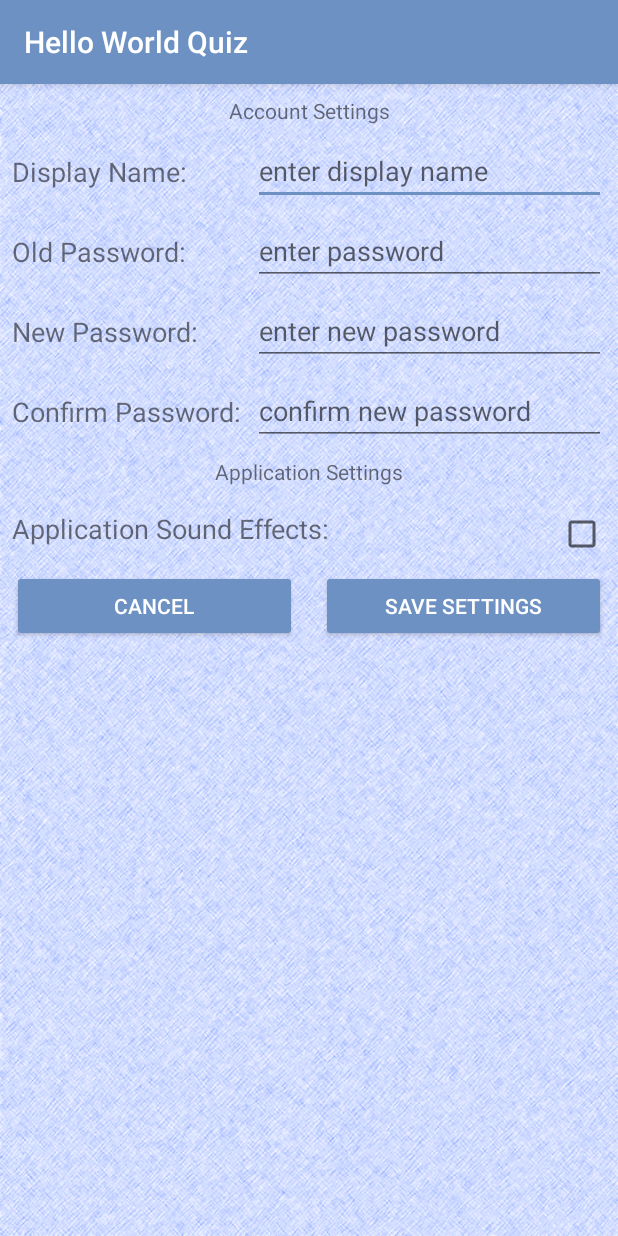
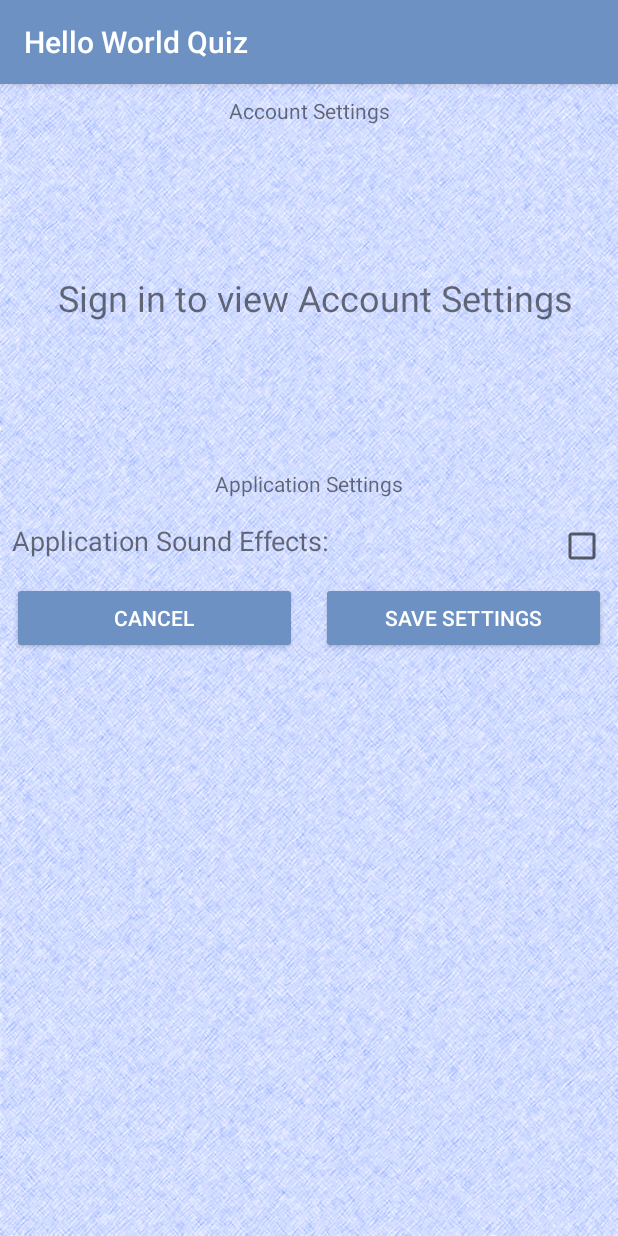
Before and after one commit to connorlof/HelloWorldQuiz, an Android app: the screen it shows after launch (OptionsActivity), in the options menu, after a tap on "Options", on a phone screen of 412 x 824 dp. Run offline under Robolectric (Android 15) with nearby library versions, the phone set to English and light mode, and no system bars; our stand-ins replace Firebase (no records; nobody signed in at launch, a user with empty details on screens opened directly).

```diff
--- a/app/src/main/java/com/loftydevelopment/helloworldquiz/MainActivity.kt
+++ b/app/src/main/java/com/loftydevelopment/helloworldquiz/MainActivity.kt
@@ -1,8 +1,8 @@
 package com.loftydevelopment.helloworldquiz
 
 import android.content.Intent
+import android.os.Bundle
 import android.support.v7.app.AppCompatActivity
-import android.os.Bundle
 import android.view.Menu
 import android.view.MenuInflater
 import android.view.MenuItem
@@ -25,6 +25,8 @@ class MainActivity : AppCompatActivity() {
 
     override fun onStart() {
         super.onStart()
+
+        invalidateOptionsMenu()
 
         if(mAuth!!.currentUser != null){
             tvLoginStatus.text = "Logged In: Yes"
@@ -53,6 +55,21 @@ class MainActivity : AppCompatActivity() {
         var inflater: MenuInflater = menuInflater
         inflater.inflate(R.menu.user_menu, menu)
 
+        var menuItemLogin: MenuItem = menu!!.findItem(R.id.menuLogin)
+        var menuItemLogout: MenuItem = menu.findItem(R.id.menuLogout)
+        var menuItemSignUp: MenuItem = menu.findItem(R.id.menuSignUp)
+
+        if(mAuth!!.currentUser != null){
+            menuItemLogin.isVisible = false
+            menuItemSignUp.isVisible = false
+            menuItemLogout.isVisible = true
+        }else{
+            menuItemLogin.isVisible = true
+            menuItemSignUp.isVisible = true
+            menuItemLogout.isVisible = false
+        }
+
+
         return true
     }
 
--- a/app/src/main/java/com/loftydevelopment/helloworldquiz/OptionsActivity.kt
+++ b/app/src/main/java/com/loftydevelopment/helloworldquiz/OptionsActivity.kt
@@ -3,19 +3,27 @@ package com.loftydevelopment.helloworldquiz
 import android.content.Intent
 import android.os.Bundle
 import android.preference.PreferenceManager
+import android.support.constraint.ConstraintLayout
 import android.support.v7.app.AppCompatActivity
 import android.view.View
 import android.widget.CheckBox
+import android.widget.TextView
+import com.google.firebase.auth.FirebaseAuth
 
 class OptionsActivity : AppCompatActivity() {
 
+    private var mAuth: FirebaseAuth? = null
+
     override fun onCreate(savedInstanceState: Bundle?) {
         super.onCreate(savedInstanceState)
-        setContentView(R.layout.activity_options)
+        setContentView(R.layout.new_activity_otions)
 
+        mAuth = FirebaseAuth.getInstance()
         val soundCheck = findViewById<CheckBox>(R.id.cbSound)
         val sharedPref = PreferenceManager.getDefaultSharedPreferences(this)
         val editor = sharedPref.edit()
+        val accountylyt = findViewById<ConstraintLayout>(R.id.accountlyt)
+        val tvSingIn = findViewById<TextView>(R.id.tvSignIn)
 
         soundCheck.isChecked = sharedPref.contains("checked") && sharedPref.getBoolean("checked", false)
 
@@ -28,6 +36,14 @@ class OptionsActivity : AppCompatActivity() {
                 editor.commit()
             }
         }
+
+        if(mAuth!!.currentUser != null) {
+            accountylyt.visibility = View.VISIBLE
+            tvSingIn.visibility = View.INVISIBLE
+        }else{
+            accountylyt.visibility = View.INVISIBLE
+            tvSingIn.visibility = View.VISIBLE
+        }
     }
 
     fun saveListener(view: View){
@@ -35,6 +51,7 @@ class OptionsActivity : AppCompatActivity() {
         //TODO save account setting in database
 
         //TODO save application settings in shared pref
+
 
         finish()
         startActivity(Intent(this, MainActivity::class.java))
--- /dev/null
+++ b/app/src/main/res/layout/new_activity_otions.xml
@@ -0,0 +1,169 @@
+<?xml version="1.0" encoding="utf-8"?>
+<android.support.constraint.ConstraintLayout
+        xmlns:android="http://schemas.android.com/apk/res/android"
+        xmlns:tools="http://schemas.android.com/tools"
+        xmlns:app="http://schemas.android.com/apk/res-auto"
+        android:layout_width="match_parent"
+        android:layout_height="match_parent"
+        tools:context=".OptionsActivity" android:background="@drawable/background_light_blue">
+
+    <TextView
+            android:text="Account Settings"
+            android:layout_width="wrap_content"
+            android:layout_height="wrap_content"
+            app:layout_constraintStart_toStartOf="parent"
+            android:id="@+id/tvAccountSet" android:layout_marginTop="8dp" app:layout_constraintTop_toTopOf="parent"
+            android:layout_marginStart="8dp" app:layout_constraintEnd_toEndOf="parent" android:layout_marginEnd="8dp"/>
+
+    <TextView
+            android:text="Sign in to view Account Settings"
+            android:layout_width="wrap_content"
+            android:layout_height="wrap_content"
+            android:id="@+id/tvSignIn" android:layout_marginTop="8dp"
+            app:layout_constraintTop_toBottomOf="@+id/tvAccountSet" android:layout_marginBottom="8dp"
+            app:layout_constraintBottom_toTopOf="@+id/tvAppSet" app:layout_constraintEnd_toEndOf="@+id/accountlyt"
+            app:layout_constraintStart_toStartOf="@+id/accountlyt" android:layout_marginStart="8dp"
+            android:textSize="24sp" android:visibility="visible"/>
+    <android.support.constraint.ConstraintLayout android:layout_width="match_parent"
+                                                 android:layout_height="wrap_content"
+                                                 app:layout_constraintStart_toStartOf="parent"
+                                                 android:id="@+id/accountlyt"
+                                                 android:layout_marginTop="8dp"
+                                                 app:layout_constraintTop_toBottomOf="@+id/tvAccountSet"
+                                                 android:visibility="invisible">
+
+        <TextView
+                android:text="Display Name:"
+                android:layout_width="wrap_content"
+                android:layout_height="wrap_content"
+                android:id="@+id/tvDisplayName" app:layout_constraintStart_toStartOf="parent"
+                android:layout_marginStart="8dp"
+                app:layout_constraintTop_toTopOf="@+id/etDisplayName"
+                android:textSize="18sp" app:layout_constraintBottom_toBottomOf="@+id/etDisplayName"/>
+
+        <EditText
+                android:layout_width="0dp"
+                android:layout_height="wrap_content"
+                android:inputType="textPersonName"
+                android:ems="10"
+                app:layout_constraintEnd_toEndOf="parent" android:id="@+id/etDisplayName"
+                android:hint="enter display name"
+                android:layout_marginEnd="8dp"
+                app:layout_constraintStart_toEndOf="@+id/tvNewPw2" android:layout_marginStart="8dp"
+                app:layout_constraintTop_toTopOf="parent" android:layout_marginTop="8dp"/>
+
+        <TextView
+                android:text="Old Password:"
+                android:layout_width="wrap_content"
+                android:layout_height="wrap_content"
+                android:id="@+id/tvOldPw"
+                app:layout_constraintTop_toTopOf="@+id/etOldPw" app:layout_constraintBottom_toBottomOf="@+id/etOldPw"
+                app:layout_constraintStart_toStartOf="parent"
+                android:layout_marginStart="8dp" android:textSize="18sp"/>
+
+        <EditText
+                android:layout_width="0dp"
+                android:layout_height="wrap_content"
+                android:ems="10"
+                android:layout_marginTop="8dp" app:layout_constraintTop_toBottomOf="@+id/etDisplayName"
+                app:layout_constraintEnd_toEndOf="parent" android:layout_marginEnd="8dp" android:id="@+id/etOldPw"
+                android:hint="enter password" app:layout_constraintStart_toEndOf="@+id/tvNewPw2"
+                android:layout_marginStart="8dp" android:inputType="textPassword"/>
+
+        <TextView
+                android:text="New Password:"
+                android:layout_width="wrap_content"
+                android:layout_height="wrap_content"
+                android:id="@+id/tvNewPw"
+                android:textSize="18sp" app:layout_constraintTop_toTopOf="@+id/etNewPw"
+                app:layout_constraintBottom_toBottomOf="@+id/etNewPw" app:layout_constraintStart_toStartOf="parent"
+                android:layout_marginStart="8dp"/>
+
+        <EditText
+                android:layout_width="0dp"
+                android:layout_height="wrap_content"
+                android:ems="10"
+                android:id="@+id/etNewPw"
+                android:hint="enter new password" android:layout_marginTop="8dp"
+                app:layout_constraintTop_toBottomOf="@+id/etOldPw" android:layout_marginEnd="8dp"
+                app:layout_constraintEnd_toEndOf="parent"
+                app:layout_constraintStart_toEndOf="@+id/tvNewPw2" android:layout_marginStart="8dp"
+                android:inputType="textPassword"/>
+
+        <TextView
+                android:text="Confirm Password:"
+                android:layout_width="wrap_content"
+                android:layout_height="wrap_content"
+                android:id="@+id/tvNewPw2"
+                android:textSize="18sp" app:layout_constraintTop_toTopOf="@+id/etNewPw2"
+                app:layout_constraintBottom_toBottomOf="@+id/etNewPw2" app:layout_constraintStart_toStartOf="parent"
+                android:layout_marginStart="8dp"/>
+
+        <EditText
+                android:layout_width="0dp"
+                android:layout_height="45dp"
+                android:ems="10"
+                android:id="@+id/etNewPw2"
+                android:hint="confirm new password" android:layout_marginTop="8dp"
+                app:layout_constraintTop_toBottomOf="@+id/etNewPw" android:layout_marginEnd="8dp"
+                app:layout_constraintEnd_toEndOf="parent" app:layout_constraintStart_toEndOf="@+id/tvNewPw2"
+                android:layout_marginStart="8dp" android:inputType="textPassword"/>
+
+
+    </android.support.constraint.ConstraintLayout>
+
+
+
+    <TextView
+            android:text="Application Settings"
+            android:layout_width="wrap_content"
+            android:layout_height="27dp"
+            android:id="@+id/tvAppSet"
+            app:layout_constraintEnd_toEndOf="parent" android:layout_marginEnd="8dp"
+            app:layout_constraintStart_toStartOf="parent" android:layout_marginStart="8dp"
+            android:layout_marginTop="8dp" app:layout_constraintTop_toBottomOf="@+id/accountlyt"/>
+
+    <TextView
+            android:text="Application Sound Effects:"
+            android:layout_width="wrap_content"
+            android:layout_height="wrap_content"
+            android:id="@+id/tvSound" android:layout_marginTop="8dp"
+            app:layout_constraintTop_toBottomOf="@+id/tvAppSet" android:textSize="18sp"
+            android:layout_marginStart="8dp" app:layout_constraintStart_toStartOf="parent"/>
+
+    <CheckBox
+            android:layout_width="wrap_content"
+            android:layout_height="wrap_content"
+            android:id="@+id/cbSound" android:layout_marginTop="8dp"
+            app:layout_constraintTop_toBottomOf="@+id/tvAppSet"
+            app:layout_constraintEnd_toEndOf="parent" android:layout_marginEnd="8dp"
+    />
+
+    <Button
+            android:text="Save Settings"
+            android:layout_width="0dp"
+            android:layout_height="wrap_content"
+            android:id="@+id/btnSaveSet"
+            app:layout_constraintEnd_toEndOf="parent"
+            android:layout_marginEnd="8dp"
+            android:layout_marginTop="8dp" app:layout_constraintTop_toBottomOf="@+id/cbSound"
+            app:layout_constraintStart_toEndOf="@+id/tvHiddenCenter" android:layout_marginStart="8dp"
+            android:onClick="saveListener"/>
+
+    <Button
+            android:text="Cancel"
+            android:layout_width="0dp"
+            android:layout_height="wrap_content"
+            android:id="@+id/btnCancelSet"
+            android:layout_marginTop="8dp" app:layout_constraintTop_toBottomOf="@+id/cbSound"
+            app:layout_constraintStart_toStartOf="parent" android:layout_marginStart="8dp"
+            app:layout_constraintEnd_toStartOf="@+id/tvHiddenCenter" android:layout_marginEnd="8dp"
+            android:onClick="cancelListener"/>
+    <TextView
+            android:layout_width="wrap_content"
+            android:layout_height="wrap_content"
+            app:layout_constraintStart_toStartOf="parent" app:layout_constraintEnd_toEndOf="parent"
+            android:id="@+id/tvHiddenCenter" android:layout_marginTop="8dp"
+            app:layout_constraintTop_toBottomOf="@+id/cbSound"/>
+
+</android.support.constraint.ConstraintLayout>
```
Also changed, not shown: app/src/main/java/com/loftydevelopment/helloworldquiz/PanZoomView.kt (+63 -95 lines).
